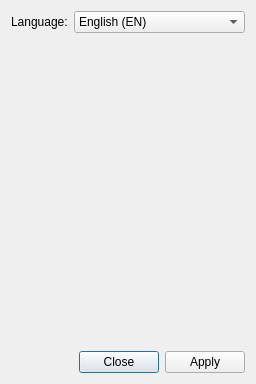
Qt form src/resources/views/settings.ui (VladZodchey/lockandkey) before a commit.
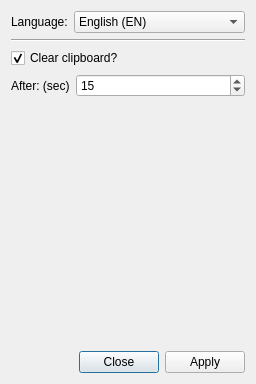
The same form after that commit.

Patch:
```diff
--- a/src/resources/views/settings.ui
+++ b/src/resources/views/settings.ui
@@ -45,6 +45,60 @@
      </item>
     </layout>
    </item>
+   <item>
+    <widget class="Line" name="line">
+     <property name="orientation">
+      <enum>Qt::Horizontal</enum>
+     </property>
+    </widget>
+   </item>
+   <item>
+    <widget class="QCheckBox" name="clearCheck">
+     <property name="text">
+      <string>Clear clipboard?</string>
+     </property>
+     <property name="checked">
+      <bool>true</bool>
+     </property>
+    </widget>
+   </item>
+   <item>
+    <layout class="QFormLayout" name="secLayout">
+     <item row="0" column="0">
+      <widget class="QLabel" name="clearDelayLabel">
+       <property name="text">
+        <string>After: (sec)</string>
+       </property>
+      </widget>
+     </item>
+     <item row="0" column="1">
+      <widget class="QSpinBox" name="clearDelaySpin">
+       <property name="minimum">
+        <number>2</number>
+       </property>
+       <property name="maximum">
+        <number>60</number>
+       </property>
+       <property name="value">
+        <number>15</number>
+       </property>
+      </widget>
+     </item>
+    </layout>
+   </item>
+   <item>
+    <spacer name="verticalSpacer">
+     <property name="orientation">
+      <enum>Qt::Vertical</enum>
+     </property>
+     <property name="sizeHint" stdset="0">
+      <size>
+       <width>20</width>
+       <height>40</height>
+      </size>
+     </property>
+    </spacer>
+   </item>
    <item>
     <widget class="QDialogButtonBox" name="buttonBox">
      <property name="standardButtons">
```
Left out of the diff: 4 changed lines with no effect on the pictures.
